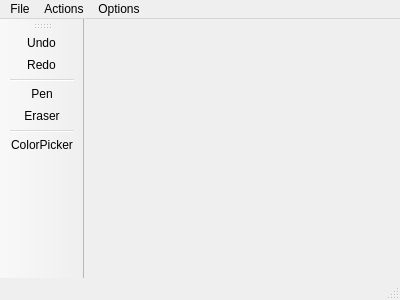
The window that mainwindow.ui (shieldnet/petit-photoshop) describes before a commit, drawn with Qt 5.
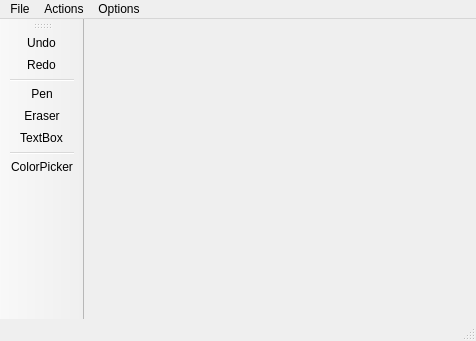
The same window after the commit. Icons and pictures are not drawn.

The edit to the form file:
```diff
--- a/mainwindow.ui
+++ b/mainwindow.ui
@@ -6,8 +6,8 @@
    <rect>
     <x>0</x>
     <y>0</y>
-    <width>400</width>
-    <height>300</height>
+    <width>476</width>
+    <height>341</height>
    </rect>
   </property>
   <property name="palette">
@@ -109,7 +109,7 @@
     <rect>
      <x>0</x>
      <y>0</y>
-     <width>400</width>
+     <width>476</width>
      <height>26</height>
     </rect>
    </property>
@@ -164,6 +164,7 @@
    <addaction name="separator"/>
    <addaction name="actionPen"/>
    <addaction name="actionEraser"/>
+   <addaction name="actionTextBox"/>
    <addaction name="separator"/>
    <addaction name="actionColorPicker"/>
   </widget>
@@ -312,6 +313,18 @@
     <string>Color Picker</string>
    </property>
   </action>
+  <action name="actionTextBox">
+   <property name="icon">
+    <iconset resource="ressources.qrc">
+     <normaloff>:/icons/text.png</normaloff>:/icons/text.png</iconset>
+   </property>
+   <property name="text">
+    <string>TextBox</string>
+   </property>
+   <property name="toolTip">
+    <string>Text Area</string>
+   </property>
+  </action>
  </widget>
  <layoutdefault spacing="6" margin="11"/>
  <resources>
```
